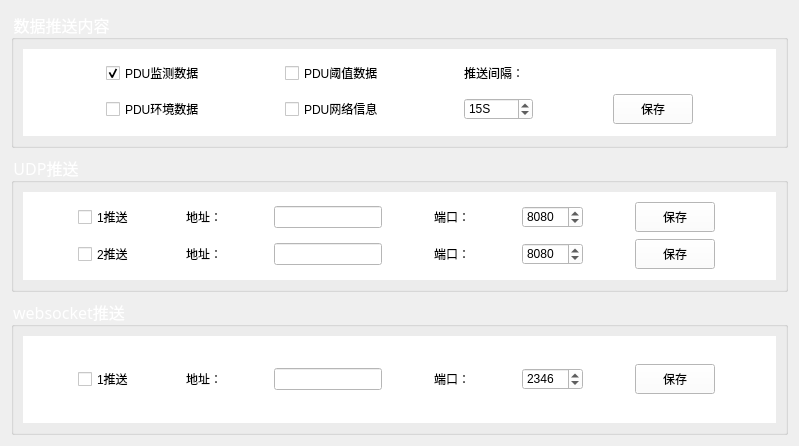
This is CleverManagerV3/setups/push/setup_pushwid.ui in ChinaClever/CleverManagerV3 as Qt 5 draws it before an edit. The edited form follows.
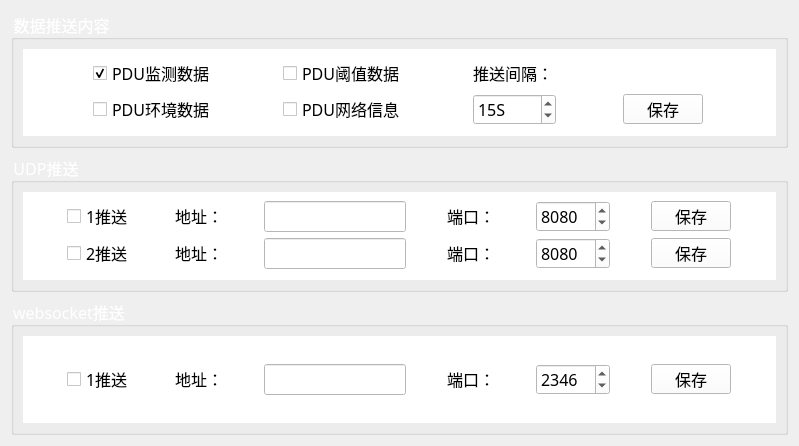
This is the edited form.

Patch:
```diff
--- a/CleverManagerV3/setups/push/setup_pushwid.ui
+++ b/CleverManagerV3/setups/push/setup_pushwid.ui
@@ -61,6 +61,12 @@
              <verstretch>0</verstretch>
             </sizepolicy>
            </property>
+           <property name="font">
+            <font>
+             <family>微软雅黑</family>
+             <pointsize>12</pointsize>
+            </font>
+           </property>
            <property name="styleSheet">
             <string notr="true">color:rgb(0,0,0)</string>
            </property>
@@ -80,6 +86,12 @@
              <verstretch>0</verstretch>
             </sizepolicy>
            </property>
+           <property name="font">
+            <font>
+             <family>微软雅黑</family>
+             <pointsize>12</pointsize>
+            </font>
+           </property>
            <property name="styleSheet">
             <string notr="true">color:rgb(0,0,0)</string>
            </property>
@@ -96,6 +108,12 @@
              <verstretch>0</verstretch>
             </sizepolicy>
            </property>
+           <property name="font">
+            <font>
+             <family>微软雅黑</family>
+             <pointsize>12</pointsize>
+            </font>
+           </property>
            <property name="styleSheet">
             <string notr="true">color:rgb(0,0,0)</string>
            </property>
@@ -115,6 +133,12 @@
              <verstretch>0</verstretch>
             </sizepolicy>
            </property>
+           <property name="font">
+            <font>
+             <family>微软雅黑</family>
+             <pointsize>12</pointsize>
+            </font>
+           </property>
            <property name="styleSheet">
             <string notr="true">color:rgb(0,0,0)</string>
            </property>
@@ -131,6 +155,12 @@
              <verstretch>0</verstretch>
             </sizepolicy>
            </property>
+           <property name="font">
+            <font>
+             <family>微软雅黑</family>
+             <pointsize>12</pointsize>
+            </font>
+           </property>
            <property name="styleSheet">
             <string notr="true">color:rgb(0,0,0)</string>
            </property>
@@ -147,6 +177,12 @@
              <verstretch>0</verstretch>
             </sizepolicy>
            </property>
+           <property name="font">
+            <font>
+             <family>微软雅黑</family>
+             <pointsize>12</pointsize>
+            </font>
+           </property>
            <property name="styleSheet">
             <string notr="true">color:rgb(0,0,0)</string>
            </property>
@@ -184,6 +220,12 @@
              <height>30</height>
             </size>
            </property>
+           <property name="font">
+            <font>
+             <family>微软雅黑</family>
+             <pointsize>12</pointsize>
+            </font>
+           </property>
            <property name="styleSheet">
             <string notr="true">color:rgb(0,0,0)</string>
            </property>
@@ -234,6 +276,12 @@
              <verstretch>0</verstretch>
             </sizepolicy>
            </property>
+           <property name="font">
+            <font>
+             <family>微软雅黑</family>
+             <pointsize>12</pointsize>
+            </font>
+           </property>
            <property name="text">
             <string>1推送</string>
            </property>
@@ -247,6 +295,12 @@
              <verstretch>0</verstretch>
             </sizepolicy>
            </property>
+           <property name="font">
+            <font>
+             <family>微软雅黑</family>
+             <pointsize>12</pointsize>
+            </font>
+           </property>
            <property name="text">
             <string>地址：</string>
            </property>
@@ -263,6 +317,12 @@
              <verstretch>0</verstretch>
             </sizepolicy>
            </property>
+           <property name="font">
+            <font>
+             <family>微软雅黑</family>
+             <pointsize>12</pointsize>
+            </font>
+           </property>
           </widget>
          </item>
          <item row="0" column="3">
@@ -273,6 +333,12 @@
              <verstretch>0</verstretch>
             </sizepolicy>
            </property>
+           <property name="font">
+            <font>
+             <family>微软雅黑</family>
+             <pointsize>12</pointsize>
+            </font>
+           </property>
            <property name="text">
             <string>端口：</string>
            </property>
@@ -289,6 +355,12 @@
              <verstretch>0</verstretch>
             </sizepolicy>
            </property>
+           <property name="font">
+            <font>
+             <family>微软雅黑</family>
+             <pointsize>12</pointsize>
+            </font>
+           </property>
            <property name="minimum">
             <number>100</number>
            </property>
@@ -320,6 +392,12 @@
              <height>30</height>
             </size>
            </property>
+           <property name="font">
+            <font>
+             <family>微软雅黑</family>
+             <pointsize>12</pointsize>
+            </font>
+           </property>
            <property name="styleSheet">
             <string notr="true">color:rgb(0,0,0)</string>
            </property>
@@ -336,6 +414,12 @@
              <verstretch>0</verstretch>
             </sizepolicy>
            </property>
+           <property name="font">
+            <font>
+             <family>微软雅黑</family>
+             <pointsize>12</pointsize>
+            </font>
+           </property>
            <property name="text">
             <string>2推送</string>
            </property>
@@ -349,6 +433,12 @@
              <verstretch>0</verstretch>
             </sizepolicy>
            </property>
+           <property name="font">
+            <font>
+             <family>微软雅黑</family>
+             <pointsize>12</pointsize>
+            </font>
+           </property>
            <property name="text">
             <string>地址：</string>
            </property>
@@ -365,6 +455,12 @@
              <verstretch>0</verstretch>
             </sizepolicy>
            </property>
+           <property name="font">
+            <font>
+             <family>微软雅黑</family>
+             <pointsize>12</pointsize>
+            </font>
+           </property>
           </widget>
          </item>
          <item row="1" column="3">
@@ -375,6 +471,12 @@
              <verstretch>0</verstretch>
             </sizepolicy>
            </property>
+           <property name="font">
+            <font>
+             <family>微软雅黑</family>
+             <pointsize>12</pointsize>
+            </font>
+           </property>
            <property name="text">
             <string>端口：</string>
            </property>
@@ -391,6 +493,12 @@
              <verstretch>0</verstretch>
             </sizepolicy>
            </property>
+           <property name="font">
+            <font>
+             <family>微软雅黑</family>
+             <pointsize>12</pointsize>
+            </font>
+           </property>
            <property name="minimum">
             <number>100</number>
            </property>
@@ -422,6 +530,12 @@
              <height>30</height>
             </size>
            </property>
+           <property name="font">
+            <font>
+             <family>微软雅黑</family>
+             <pointsize>12</pointsize>
+            </font>
+           </property>
            <property name="styleSheet">
             <string notr="true">color:rgb(0,0,0)</string>
            </property>
@@ -472,6 +586,12 @@
              <verstretch>0</verstretch>
             </sizepolicy>
            </property>
+           <property name="font">
+            <font>
+             <family>微软雅黑</family>
+             <pointsize>12</pointsize>
+            </font>
+           </property>
            <property name="text">
             <string>1推送</string>
            </property>
@@ -485,6 +605,12 @@
              <verstretch>0</verstretch>
             </sizepolicy>
            </property>
+           <property name="font">
+            <font>
+             <family>微软雅黑</family>
+             <pointsize>12</pointsize>
+            </font>
+           </property>
            <property name="text">
             <string>地址：</string>
            </property>
@@ -501,6 +627,12 @@
              <verstretch>0</verstretch>
             </sizepolicy>
            </property>
+           <property name="font">
+            <font>
+             <family>微软雅黑</family>
+             <pointsize>12</pointsize>
+            </font>
+           </property>
           </widget>
          </item>
          <item>
@@ -511,6 +643,12 @@
              <verstretch>0</verstretch>
             </sizepolicy>
            </property>
+           <property name="font">
+            <font>
+             <family>微软雅黑</family>
+             <pointsize>12</pointsize>
+            </font>
+           </property>
            <property name="text">
             <string>端口：</string>
            </property>
@@ -527,6 +665,12 @@
              <verstretch>0</verstretch>
             </sizepolicy>
            </property>
+           <property name="font">
+            <font>
+             <family>微软雅黑</family>
+             <pointsize>12</pointsize>
+            </font>
+           </property>
            <property name="minimum">
             <number>100</number>
            </property>
@@ -558,6 +702,12 @@
              <height>30</height>
             </size>
            </property>
+           <property name="font">
+            <font>
+             <family>微软雅黑</family>
+             <pointsize>12</pointsize>
+            </font>
+           </property>
            <property name="styleSheet">
             <string notr="true">color:rgb(0,0,0)</string>
            </property>
```
